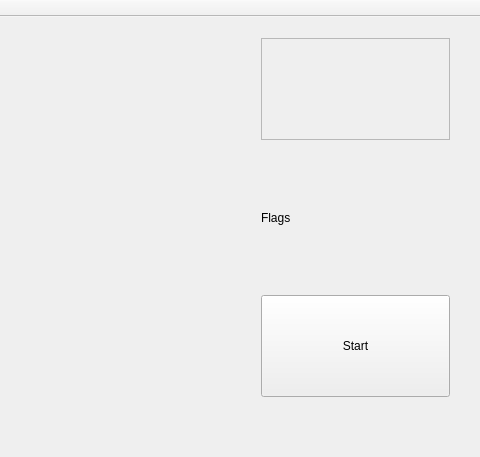
Qt form mainwindow.ui (NickinAction/Minesweeper) before a commit; both pictures show x 720 to 1200 and y 0 to 457 of the 1200 by 1000 pixel window.
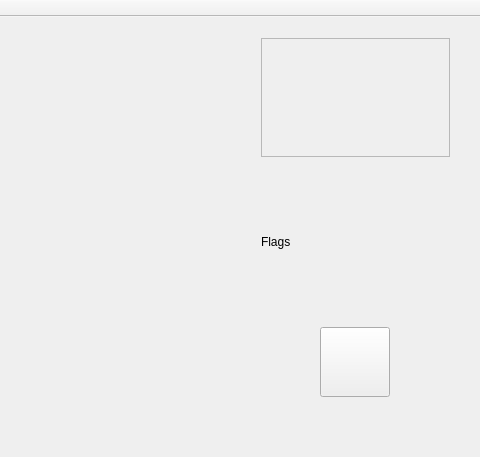
The same form after that commit.

Commit message: added pixmap of smile on reset button (smile doesn't yet react on click)

Diff of the .ui file:
```diff
--- a/mainwindow.ui
+++ b/mainwindow.ui
@@ -10,6 +10,12 @@
     <height>1000</height>
    </rect>
   </property>
+  <property name="sizePolicy">
+   <sizepolicy hsizetype="Fixed" vsizetype="Fixed">
+    <horstretch>0</horstretch>
+    <verstretch>0</verstretch>
+   </sizepolicy>
+  </property>
   <property name="maximumSize">
    <size>
     <width>1200</width>
@@ -102,16 +108,28 @@
        </property>
       </spacer>
      </item>
-     <item>
+     <item alignment="Qt::AlignHCenter">
       <widget class="QPushButton" name="smileButton">
        <property name="sizePolicy">
-        <sizepolicy hsizetype="Minimum" vsizetype="Preferred">
+        <sizepolicy hsizetype="Fixed" vsizetype="Fixed">
          <horstretch>0</horstretch>
          <verstretch>0</verstretch>
         </sizepolicy>
        </property>
+       <property name="minimumSize">
+        <size>
+         <width>70</width>
+         <height>70</height>
+        </size>
+       </property>
+       <property name="maximumSize">
+        <size>
+         <width>70</width>
+         <height>16777215</height>
+        </size>
+       </property>
        <property name="text">
-        <string>Start</string>
+        <string/>
        </property>
       </widget>
      </item>
```
The commit also changes 4 other files.
